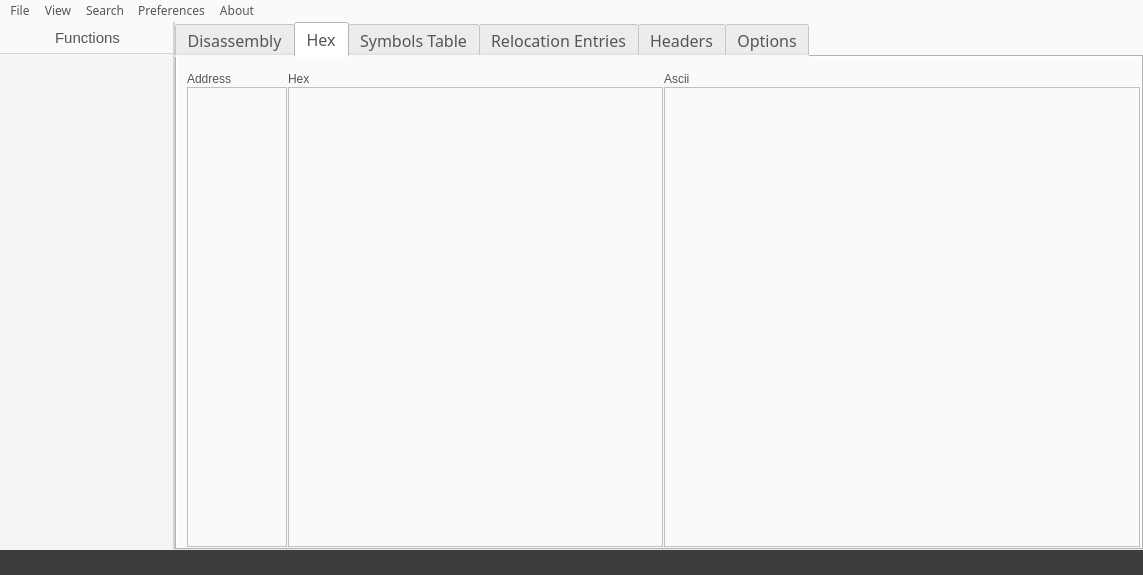
This is src/mainwindow.ui in jubal-R/ObjGui as Qt 5 draws it before an edit. The edited form follows.
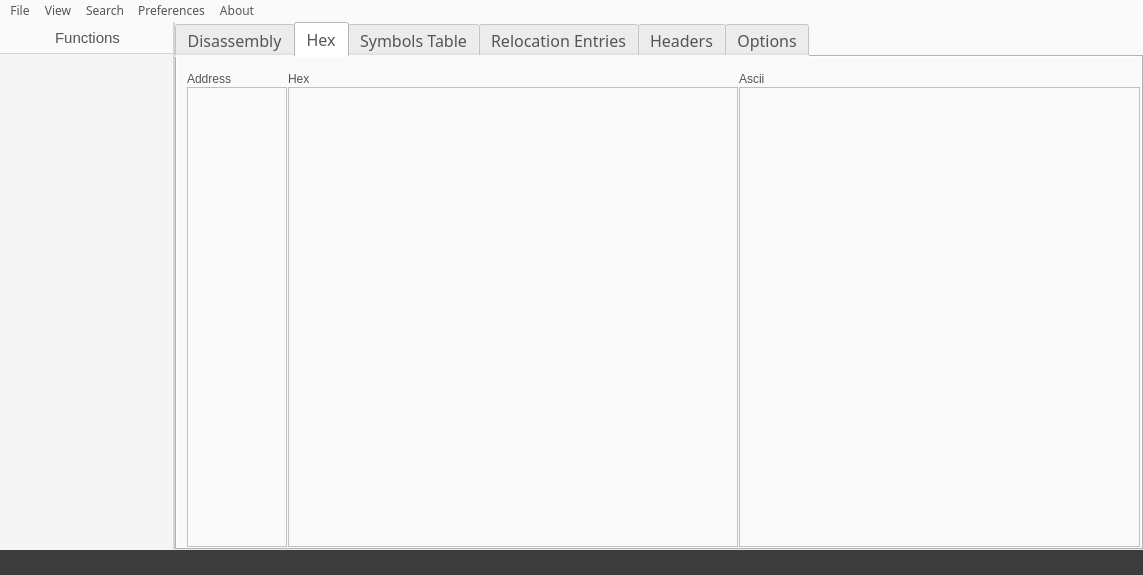
This is the edited form. The open tabs and pages were chosen to show the change.

Commit message: changed hex spacing

The edit to the form file:
```diff
--- a/src/mainwindow.ui
+++ b/src/mainwindow.ui
@@ -382,13 +382,13 @@
            <widget class="QTextBrowser" name="hexBrowser">
             <property name="minimumSize">
              <size>
-              <width>375</width>
+              <width>450</width>
               <height>0</height>
              </size>
             </property>
             <property name="maximumSize">
              <size>
-              <width>275</width>
+              <width>450</width>
               <height>16777215</height>
              </size>
             </property>
```
Left out of the diff: 2 changed lines with no effect on the pictures. The commit also changes 2 other files.
